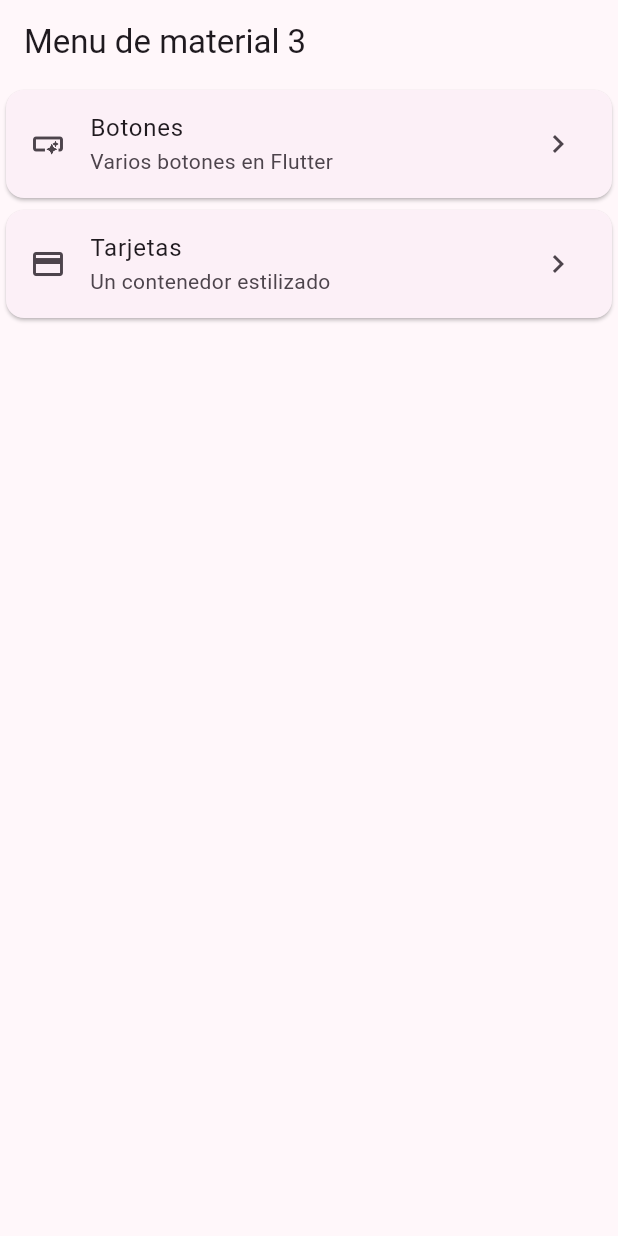
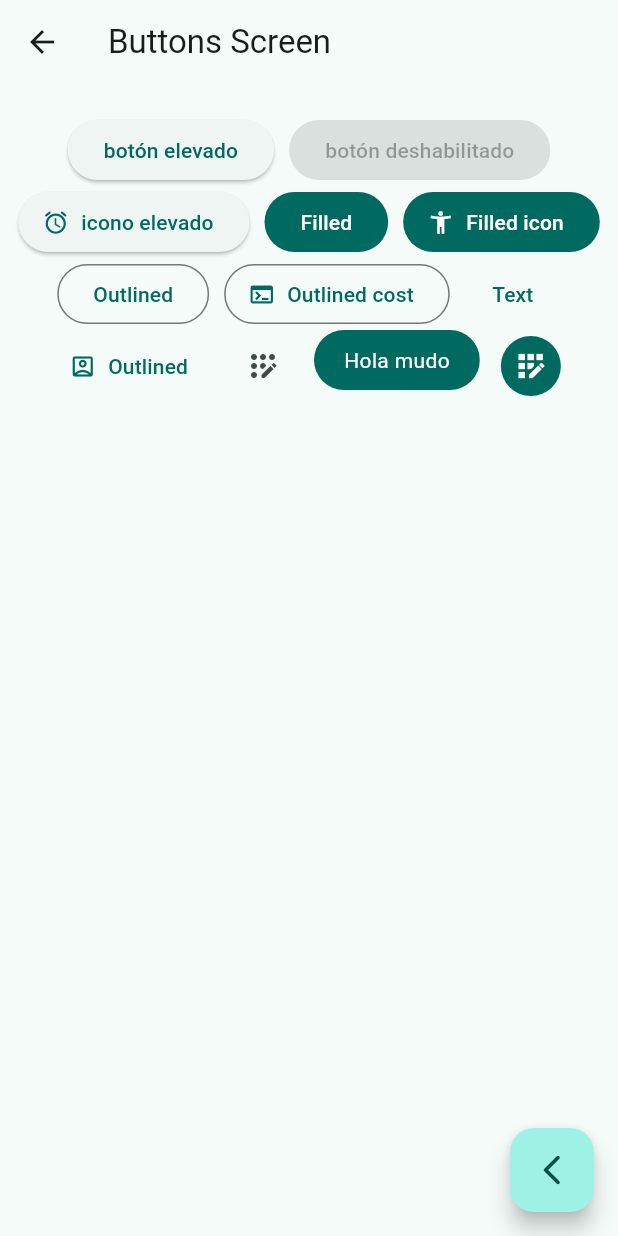
Before and after one commit to Guillermo-CM/halloween, a Flutter app: the screen it shows after launch, after a tap on "Botones", on a phone screen of 412 x 824 dp. Run offline on Flutter 3.47's test engine with Material 2 defaults, Android fonts, the phone set to English and light mode, and no system bars; our stand-ins replace go_router.

Commit message:
feature: 'add router logic and button screens'

```diff
--- a/lib/config/menu/menu_items.dart
+++ b/lib/config/menu/menu_items.dart
@@ -1,32 +1,31 @@
 import 'package:flutter/material.dart';
 
 class MenuItem {
+  final String screenName;
   final String title;
   final String subTitle;
   final String link;
   final IconData icon;
 
   const MenuItem(
-    {
-      required this.title,
+      {required this.title,
       required this.subTitle,
       required this.link,
-      required this.icon
-    }
-  );
+      required this.icon,
+      required this.screenName});
 }
 
-const appMenuItems = <MenuItem> [
-  MenuItem(
-  title: 'Botones',
-  subTitle: 'Varios botones en Flutter',
-  link: '/buttons',
-  icon: Icons.smart_button_outlined),
-
-  MenuItem(
-  title: 'Tarjetas',
-  subTitle: 'Un contenedor estilizado',
-  link: '/card',
-  icon: Icons.credit_card
-  )
+List<MenuItem> appMenuItems = <MenuItem>[
+  const MenuItem(
+      title: 'Botones',
+      subTitle: 'Varios botones en Flutter',
+      link: '/buttons',
+      icon: Icons.smart_button_outlined,
+      screenName: 'button_screen'),
+  const MenuItem(
+      title: 'Tarjetas',
+      subTitle: 'un contenedor estilizado',
+      link: '/cards',
+      icon: Icons.credit_card,
+      screenName: 'card_screen'),
 ];
--- /dev/null
+++ b/lib/config/router/app_router.dart
@@ -0,0 +1,26 @@
+import 'package:flutter/material.dart';
+import 'package:go_router/go_router.dart';
+import 'package:halloween/presentation/screen/screens.dart';
+
+
+final GoRouter appRouter = GoRouter(
+  routes: <RouteBase>[
+    GoRoute(
+      path: '/',
+      name:HomeScreen.screenName,
+      builder: (BuildContext context, GoRouterState state) => const HomeScreen(),
+    ),
+    GoRoute(
+      path: '/buttons',
+      name:ButtonsScreen.screenName,
+      builder: (BuildContext context, GoRouterState state) =>
+          const ButtonsScreen(),
+    ),
+    GoRoute(
+      path: '/cards',
+      name: CardsScreen.screenName,
+      builder: (BuildContext context, GoRouterState state) =>
+          const CardsScreen(),
+    ),
+  ],
+);
--- a/lib/main.dart
+++ b/lib/main.dart
@@ -1,5 +1,5 @@
 import 'package:flutter/material.dart';
-import 'package:halloween/presentation/screen/home/home_screen.dart';
+import 'package:halloween/config/router/app_router.dart';
 import 'package:halloween/theme/app_theme.dart';
 
 void main() {
@@ -11,10 +11,11 @@ class MyApp extends StatelessWidget {
 
   @override
   Widget build(BuildContext context) {
-    return MaterialApp(
+    return MaterialApp.router(
       debugShowCheckedModeBanner: false,
-      theme: AppTheme(selectedColor: 4).getTheme(),
-      home: const HomeScreen()
+      theme: AppTheme(selectedColor: 1).getTheme(),
+      // home: const HomeScreen(),
+      routerConfig: appRouter,
     );
   }
 }
--- /dev/null
+++ b/lib/presentation/screen/buttons/buttons_screen.dart
@@ -0,0 +1,77 @@
+import 'package:flutter/material.dart';
+import 'package:go_router/go_router.dart';
+import 'package:halloween/presentation/widgets/custom_button.dart';
+
+class ButtonsScreen extends StatelessWidget {
+  static const String screenName = 'button_screen';
+  const ButtonsScreen({super.key});
+
+  @override
+  Widget build(BuildContext context) {
+    return Scaffold(
+      appBar: AppBar(
+        title: const Text('Buttons Screen'),
+      ),
+      body: const _ButtonsView(),
+      floatingActionButton: FloatingActionButton(
+          onPressed: () {
+            context.pop();
+          },
+          child: const Icon(Icons.arrow_back_ios_new_rounded)),
+    );
+  }
+}
+
+class _ButtonsView extends StatelessWidget {
+  const _ButtonsView();
+
+  @override
+  Widget build(BuildContext context) {
+    final colors = Theme.of(context).colorScheme;
+    return SizedBox(
+        width: double.infinity,
+        child: Padding(
+          padding: const EdgeInsets.symmetric(horizontal: 10, vertical: 20),
+          child: Wrap(
+            spacing: 10,
+            alignment: WrapAlignment.center,
+            children: [
+              ElevatedButton(
+                  onPressed: () {}, child: const Text('botón elevado')),
+              const ElevatedButton(
+                  onPressed: null, child: Text('botón deshabilitado')),
+              ElevatedButton.icon(
+                  onPressed: () {},
+                  icon: const Icon(Icons.access_alarm_rounded),
+                  label: const Text('icono elevado')),
+              FilledButton(onPressed: () {}, child: const Text('Filled')),
+              FilledButton.icon(
+                  onPressed: () {},
+                  icon: const Icon(Icons.accessibility_new),
+                  label: const Text('Filled icon')),
+              OutlinedButton(onPressed: () {}, child: const Text('Outlined')),
+              OutlinedButton.icon(
+                  onPressed: () {},
+                  icon: const Icon(Icons.terminal),
+                  label: const Text('Outlined cost')),
+              TextButton(onPressed: () {}, child: const Text('Text')),
+              TextButton.icon(
+                  onPressed: () {},
+                  icon: const Icon(Icons.account_box_outlined),
+                  label: const Text('Outlined')),
+              IconButton(
+                  onPressed: () {},
+                  icon: const Icon(Icons.app_registration_rounded)),
+              const CustomButton(),
+              IconButton(
+                onPressed: () {},
+                icon: const Icon(Icons.app_registration_outlined),
+                style: ButtonStyle(
+                    backgroundColor: MaterialStatePropertyAll(colors.primary),
+                    iconColor: const MaterialStatePropertyAll(Colors.white)),
+              ),
+            ],
+          ),
+        ));
+  }
+}
--- /dev/null
+++ b/lib/presentation/screen/cards/cards_screen.dart
@@ -0,0 +1,16 @@
+import 'package:flutter/material.dart';
+
+class CardsScreen extends StatelessWidget {
+  static const String screenName = 'card_screen';
+  const CardsScreen({super.key});
+
+  @override
+  Widget build(BuildContext context) {
+    return Scaffold(
+      appBar: AppBar(
+        title: const Text('Cards Screen'),
+      ),
+      body: const Placeholder(),
+    );
+  }
+}
--- a/lib/presentation/screen/home/home_screen.dart
+++ b/lib/presentation/screen/home/home_screen.dart
@@ -1,48 +1,50 @@
 import 'package:flutter/material.dart';
+import 'package:go_router/go_router.dart';
 import 'package:halloween/config/menu/menu_items.dart';
 
+
 class HomeScreen extends StatelessWidget {
+  static const String screenName = 'home_screen';
   const HomeScreen({super.key});
 
   @override
   Widget build(BuildContext context) {
     return Scaffold(
       appBar: AppBar(
-        title: const Text('Menu de material 3'),
+        title: const Text('Menu de Materia 3'),
       ),
-      body: const _HomeView(),
+      body: ListView.builder(
+          itemCount: appMenuItems.length, itemBuilder: menuList),
     );
+  }
+
+  Widget menuList(BuildContext context, int index) {
+    final menuItem = appMenuItems[index];
+    return _CustomListTitle(menuItem: menuItem);
   }
 }
 
-  class _HomeView extends StatelessWidget {
-    const _HomeView({super.key});
+class _CustomListTitle extends StatelessWidget {
+  const _CustomListTitle({
+    required this.menuItem,
+  });
 
-  @override
-  Widget build(BuildContext context) {
-    return ListView.builder(
-      itemCount: appMenuItems.length,
-      itemBuilder: (context, index) => CustomTile(
-        menuItem: appMenuItems[index],
-      ));
-  }
-}
-
-
-class CustomTile extends StatelessWidget {
-  const CustomTile({super.key, required this.menuItem});
   final MenuItem menuItem;
 
   @override
   Widget build(BuildContext context) {
-    return Card(
-      child: ListTile(
-        leading: Icon(menuItem.icon),
-        title: Text(menuItem.title),
-        subtitle: Text(menuItem.subTitle),
-        trailing: const Icon(Icons.navigate_next),
-        onTap: () {},
-      ),
+    final colors = Theme.of(context).colorScheme;
+
+    return ListTile(
+      leading: Icon(menuItem.icon, color: colors.primary),
+      trailing: Icon(Icons.arrow_forward_ios_rounded, color: colors.primary),
+      title: Text(menuItem.title),
+      subtitle: Text(menuItem.subTitle),
+      onTap: () {
+        //context.go(menuItem.link);
+        //context.push(menuItem.link);
+        context.pushNamed(menuItem.screenName);
+      },
     );
   }
 }
--- /dev/null
+++ b/lib/presentation/screen/screens.dart
@@ -0,0 +1,3 @@
+export 'package:halloween/presentation/screen/buttons/buttons_screen.dart';
+export 'package:halloween/presentation/screen/cards/cards_screen.dart';
+export 'package:halloween/presentation/screen/home/home_screen.dart';
--- /dev/null
+++ b/lib/presentation/widgets/custom_button.dart
@@ -0,0 +1,27 @@
+import 'package:flutter/material.dart';
+
+class CustomButton extends StatelessWidget {
+  const CustomButton({super.key});
+
+  @override
+  Widget build(BuildContext context) {
+    final colors = Theme.of(context).colorScheme;
+    return ClipRRect(
+      borderRadius: BorderRadius.circular(20),
+      child: Material(
+        // color: Colors.blue,
+        color: colors.primary,
+        child: InkWell(
+          onTap: () {},
+          child: const Padding(
+            padding: EdgeInsets.symmetric(horizontal: 20, vertical: 10),
+            child: Text(
+              'Hola mudo',
+              style: TextStyle(color: Colors.white),
+            ),
+          ),
+        ),
+      ),
+    );
+  }
+}
--- a/pubspec.yaml
+++ b/pubspec.yaml
@@ -35,6 +35,7 @@ dependencies:
   # The following adds the Cupertino Icons font to your application.
   # Use with the CupertinoIcons class for iOS style icons.
   cupertino_icons: ^1.0.2
+  go_router: ^12.0.1
 
 dev_dependencies:
   flutter_test:
```
Also changed, not shown: pubspec.lock.
